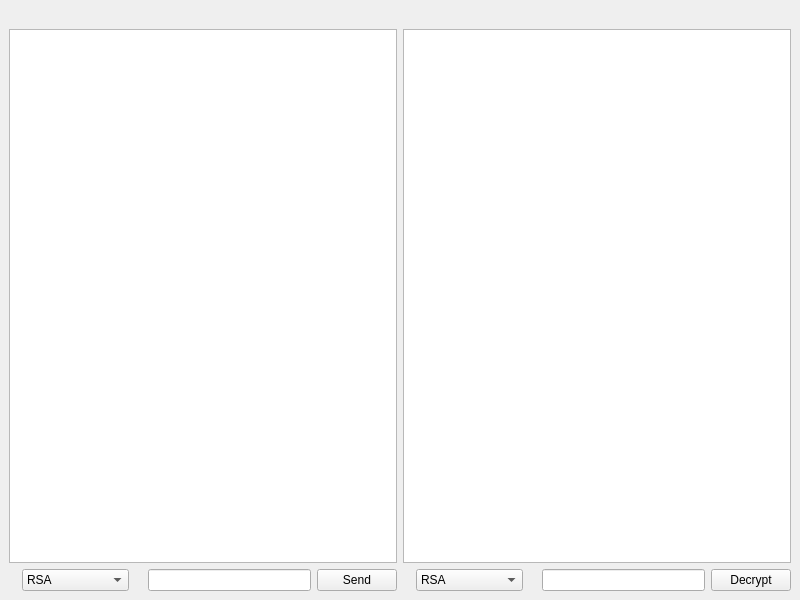
Old version of the form UserInterface/gui.ui in the repository kevivois/CryptoProject.
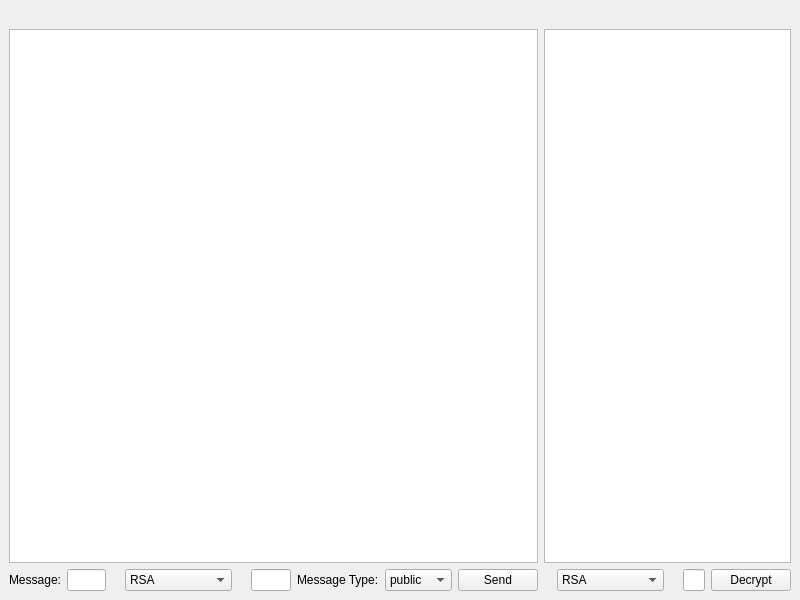
New version of the form.

Commit message: first version of user interface

Diff of the .ui file:
```diff
--- a/UserInterface/gui.ui
+++ b/UserInterface/gui.ui
@@ -29,6 +29,16 @@
       </item>
       <item>
        <layout class="QHBoxLayout" name="horizontalLayout_3">
+        <item>
+         <widget class="QLabel" name="label_message">
+          <property name="text">
+           <string>Message:</string>
+          </property>
+         </widget>
+        </item>
+        <item>
+         <widget class="QLineEdit" name="lineEdit_message"/>
+        </item>
         <item>
          <widget class="QLabel" name="label_encrypt">
           <property name="text">
@@ -70,6 +80,27 @@
         <item>
          <widget class="QLineEdit" name="lineEdit_encryptKey"/>
         </item>
+        <item>
+         <widget class="QLabel" name="label_messageType">
+          <property name="text">
+           <string>Message Type:</string>
+          </property>
+         </widget>
+        </item>
+        <item>
+         <widget class="QComboBox" name="comboBox_messageType">
+          <item>
+           <property name="text">
+            <string>public</string>
+           </property>
+          </item>
+          <item>
+           <property name="text">
+            <string>private</string>
+           </property>
+          </item>
+         </widget>
+        </item>
         <item>
          <widget class="QPushButton" name="pushButton_send">
           <property name="text">
@@ -108,6 +139,9 @@
            <property name="text">
             <string>RSA</string>
            </property>
+           <property name="text">
+            <string>Diffie-Hellman</string>
+           </property>
           </item>
           <item>
            <property name="text">
```
Left out of the diff: 3 changed lines with no effect on the pictures. The commit also changes 7 other files.
